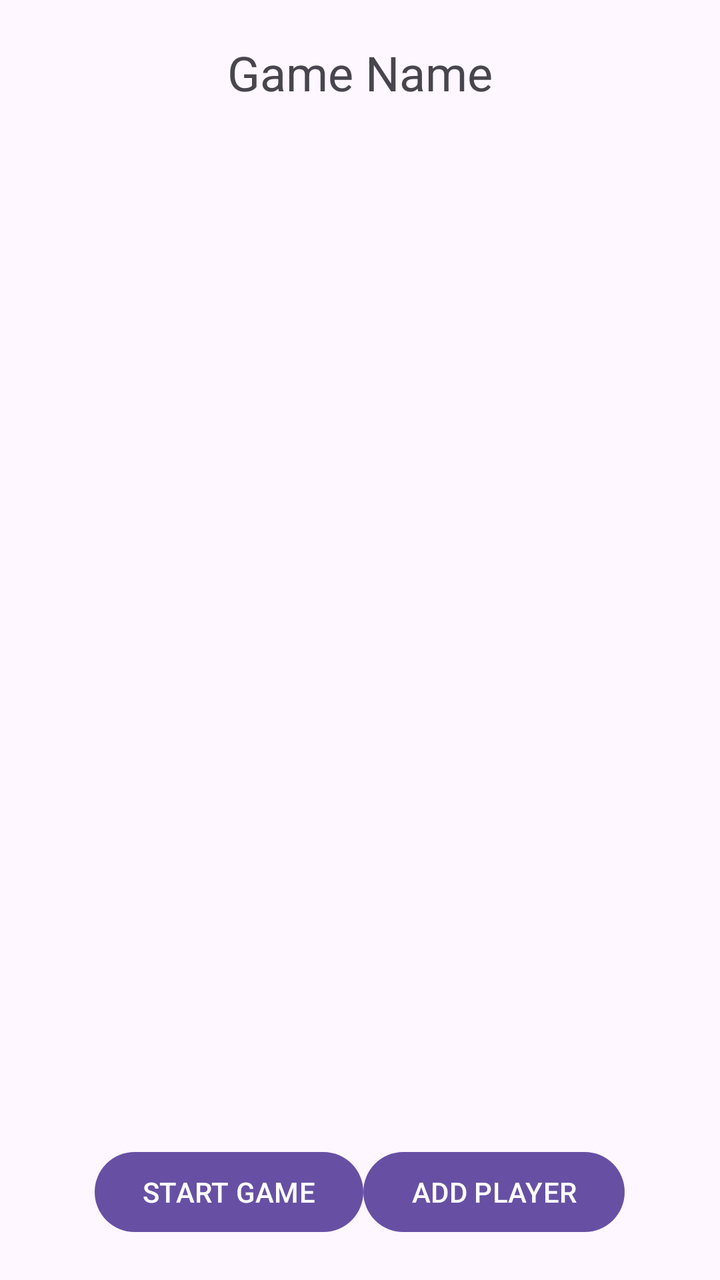
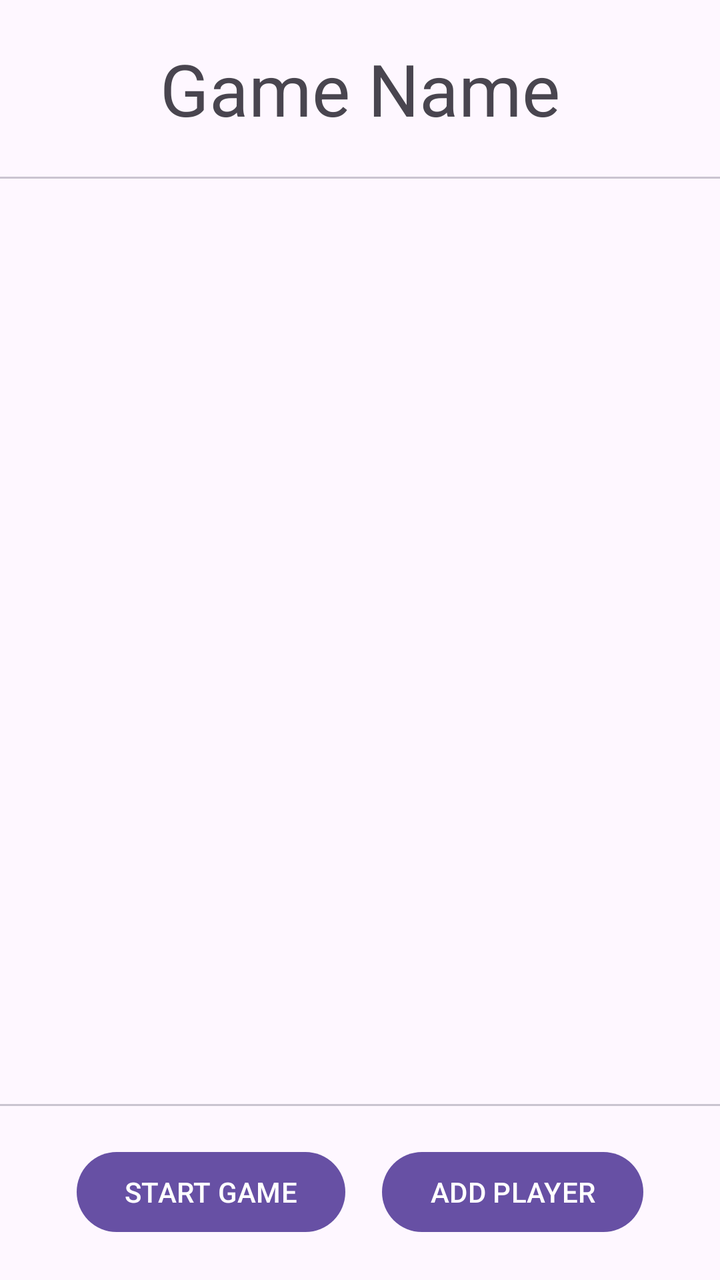

Compare the two renders of this Android layout. The source of the first and the diff that turns it into the second are given below.
<!-- AndroidManifest.xml: application theme Theme.Oscarsthegrouchapp -->
<!-- res/layout/game_screen.xml -->
<?xml version="1.0" encoding="utf-8"?>
<androidx.constraintlayout.widget.ConstraintLayout
    xmlns:android="http://schemas.android.com/apk/res/android"
    xmlns:app="http://schemas.android.com/apk/res-auto"
    android:layout_width="match_parent"
    android:layout_height="match_parent"
    >

    <LinearLayout
        android:id="@+id/header"
        android:layout_width="match_parent"
        android:layout_height="wrap_content"
        android:orientation="horizontal"
        android:gravity="center"
        android:padding="20dp"
        app:layout_constraintTop_toTopOf="parent"
        >
        <TextView
            android:id="@+id/gameName"
            android:layout_width="wrap_content"
            android:layout_height="wrap_content"
            android:text="Game Name"
            android:textSize="24sp"
            />
    </LinearLayout>

    <androidx.recyclerview.widget.RecyclerView
        android:id="@+id/playerListView"
        android:layout_width="match_parent"
        android:layout_height="0dp"
        android:scrollbars="vertical"
        app:layout_constraintBottom_toTopOf="@id/footer"
        app:layout_constraintTop_toBottomOf="@id/header"
        app:layout_constraintEnd_toEndOf="parent"
        app:layout_constraintStart_toStartOf="parent"
        />

    <FrameLayout
        android:layout_width="match_parent"
        android:layout_height="wrap_content"
        app:layout_constraintBottom_toBottomOf="parent"
        >

        <LinearLayout
            android:id="@+id/lobbyFooter"
            android:layout_width="match_parent"
            android:layout_height="wrap_content"
            android:orientation="horizontal"
            android:gravity="center"
            android:padding="20dp"
            >
            <Button
                android:layout_width="wrap_content"
                android:layout_height="wrap_content"
                android:id="@+id/startGameButton"
                android:text="START GAME"
                />

            <Button
                android:layout_width="wrap_content"
                android:layout_height="wrap_content"
                android:id="@+id/addPlayerB"
                android:text="ADD PLAYER"
                />
        </LinearLayout>

        <LinearLayout
            android:id="@+id/activeFooter"
            android:layout_width="match_parent"
            android:layout_height="wrap_content"
            android:orientation="horizontal"
            android:gravity="center"
            android:padding="20dp"
            android:visibility="gone"
            >
            <Button
                android:layout_width="wrap_content"
                android:layout_height="wrap_content"
                android:id="@+id/answerB"
                android:text="ANSWER"
                />

            <Button
                android:layout_width="wrap_content"
                android:layout_height="wrap_content"
                android:id="@+id/endB"
                android:text="END GAME"
                />
        </LinearLayout>



    </FrameLayout>


</androidx.constraintlayout.widget.ConstraintLayout>
<!-- resources referenced by this layout -->
<resources>
  <style name="Theme.Oscarsthegrouchapp" parent="Base.Theme.Oscarsthegrouchapp" />
  <style name="Base.Theme.Oscarsthegrouchapp" parent="Theme.Material3.DayNight.NoActionBar">
          
          
      </style>
</resources>

<!-- the commit's change to res/layout/game_screen.xml (unified diff, before → after) -->
@@ -20,28 +20,45 @@
             android:layout_width="wrap_content"
             android:layout_height="wrap_content"
             android:text="Game Name"
-            android:textSize="24sp"
+            android:textSize="36sp"
             />
     </LinearLayout>
+
+    <com.google.android.material.divider.MaterialDivider
+        android:id="@+id/topD"
+        android:layout_width="match_parent"
+        android:layout_height="wrap_content"
+        android:layout_marginBottom="20dp"
+        app:layout_constraintTop_toBottomOf="@id/header"
+        />
 
     <androidx.recyclerview.widget.RecyclerView
         android:id="@+id/playerListView"
         android:layout_width="match_parent"
         android:layout_height="0dp"
         android:scrollbars="vertical"
+        app:layout_constraintTop_toBottomOf="@id/topD"
         app:layout_constraintBottom_toTopOf="@id/footer"
-        app:layout_constraintTop_toBottomOf="@id/header"
         app:layout_constraintEnd_toEndOf="parent"
         app:layout_constraintStart_toStartOf="parent"
         />
 
+    <com.google.android.material.divider.MaterialDivider
+        android:id="@+id/bottomD"
+        android:layout_width="match_parent"
+        android:layout_height="wrap_content"
+        android:layout_marginBottom="20dp"
+        app:layout_constraintTop_toBottomOf="@id/playerListView"
+        />
+
     <FrameLayout
+        android:id="@+id/footer"
         android:layout_width="match_parent"
         android:layout_height="wrap_content"
         app:layout_constraintBottom_toBottomOf="parent"
         >
 
-        <LinearLayout
+        <androidx.constraintlayout.widget.ConstraintLayout
             android:id="@+id/lobbyFooter"
             android:layout_width="match_parent"
             android:layout_height="wrap_content"
@@ -54,6 +71,10 @@
                 android:layout_height="wrap_content"
                 android:id="@+id/startGameButton"
                 android:text="START GAME"
+                app:layout_constraintTop_toTopOf="parent"
+                app:layout_constraintBottom_toBottomOf="parent"
+                app:layout_constraintStart_toStartOf="parent"
+                app:layout_constraintEnd_toStartOf="@id/addPlayerB"
                 />
 
             <Button
@@ -61,10 +82,14 @@
                 android:layout_height="wrap_content"
                 android:id="@+id/addPlayerB"
                 android:text="ADD PLAYER"
+                app:layout_constraintTop_toTopOf="parent"
+                app:layout_constraintBottom_toBottomOf="parent"
+                app:layout_constraintStart_toEndOf="@id/startGameButton"
+                app:layout_constraintEnd_toEndOf="parent"
                 />
-        </LinearLayout>
+        </androidx.constraintlayout.widget.ConstraintLayout>
 
-        <LinearLayout
+        <androidx.constraintlayout.widget.ConstraintLayout
             android:id="@+id/activeFooter"
             android:layout_width="match_parent"
             android:layout_height="wrap_content"
@@ -78,6 +103,10 @@
                 android:layout_height="wrap_content"
                 android:id="@+id/answerB"
                 android:text="ANSWER"
+                app:layout_constraintTop_toTopOf="parent"
+                app:layout_constraintBottom_toBottomOf="parent"
+                app:layout_constraintStart_toStartOf="parent"
+                app:layout_constraintEnd_toStartOf="@id/endB"
                 />
 
             <Button
@@ -85,8 +114,12 @@
                 android:layout_height="wrap_content"
                 android:id="@+id/endB"
                 android:text="END GAME"
+                app:layout_constraintTop_toTopOf="parent"
+                app:layout_constraintBottom_toBottomOf="parent"
+                app:layout_constraintStart_toEndOf="@id/answerB"
+                app:layout_constraintEnd_toEndOf="parent"
                 />
-        </LinearLayout>
+        </androidx.constraintlayout.widget.ConstraintLayout>
 
 
 
